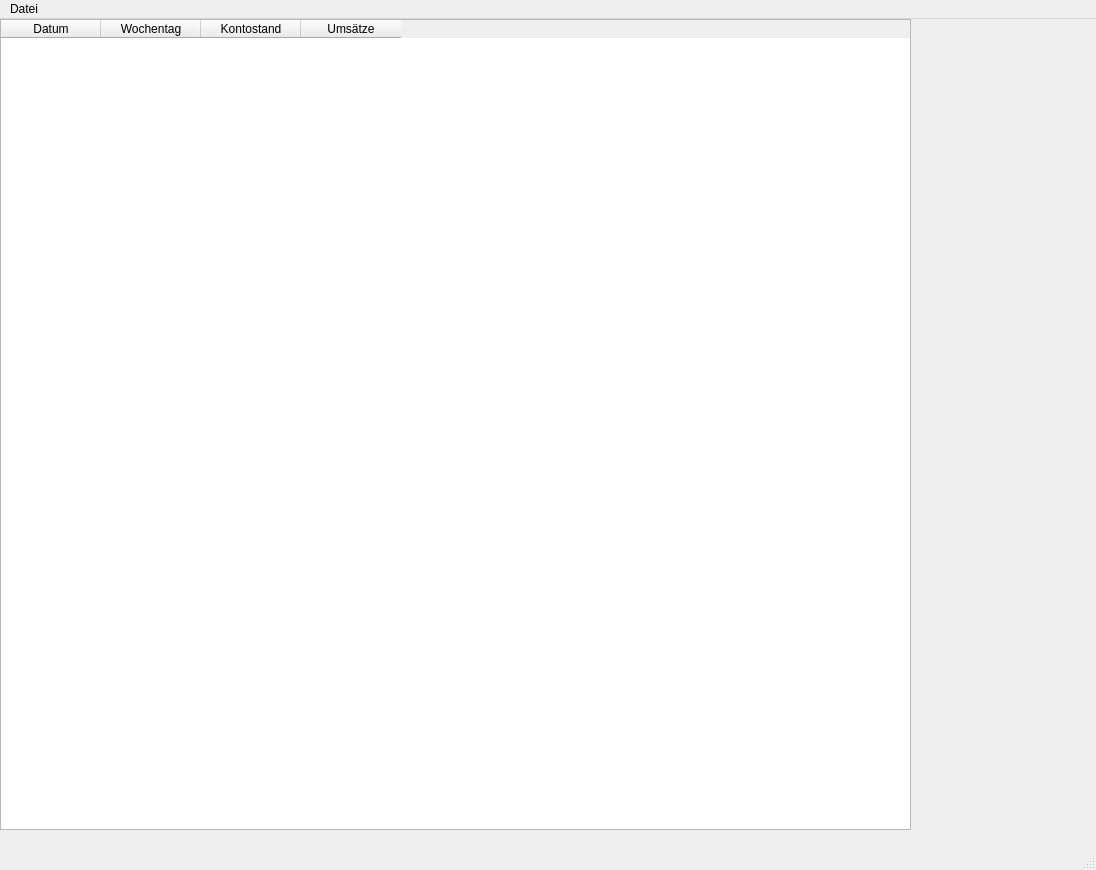
The window that View/src/main/resources/design/ui/mainwindow.ui (marcuskraft/DimeDiaryJavaFx) describes before a commit, drawn with Qt 5.
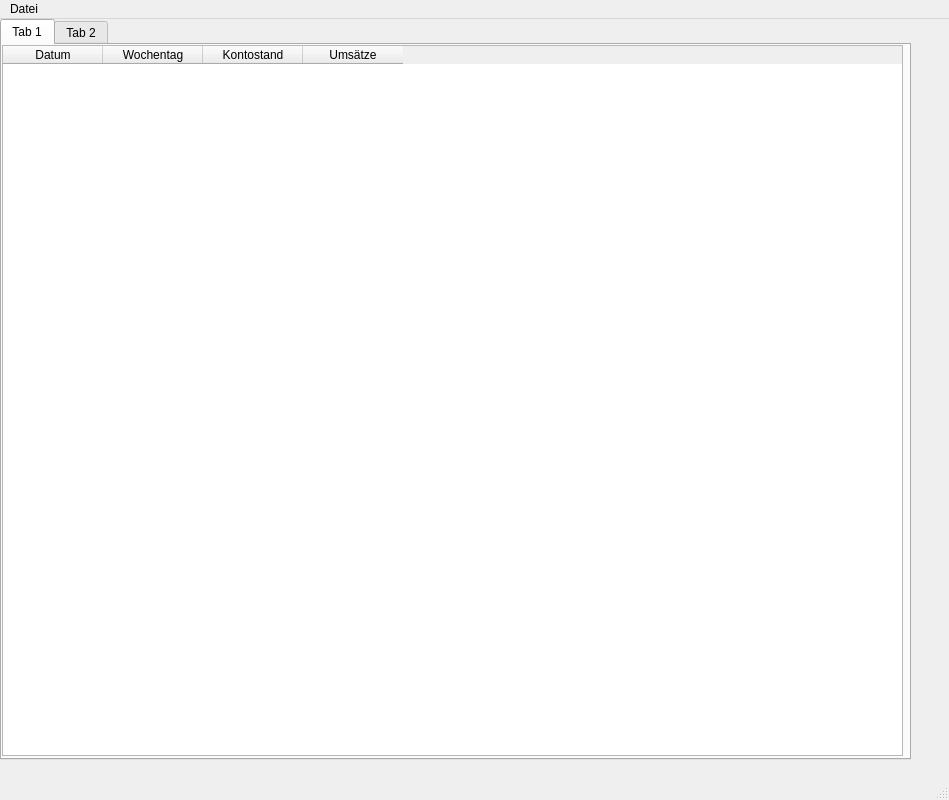
The same window after the commit.

```diff
--- a/View/src/main/resources/design/ui/mainwindow.ui
+++ b/View/src/main/resources/design/ui/mainwindow.ui
@@ -6,37 +6,64 @@
    <rect>
     <x>0</x>
     <y>0</y>
-    <width>1096</width>
-    <height>870</height>
+    <width>949</width>
+    <height>800</height>
    </rect>
   </property>
   <property name="windowTitle">
    <string>MainWindow</string>
   </property>
   <widget class="QWidget" name="centralwidget">
-   <widget class="QTableWidget" name="QTableFinanceOverview">
+   <widget class="QWidget" name="gridLayoutWidget">
+    <property name="geometry">
+     <rect>
+      <x>0</x>
+      <y>0</y>
+      <width>2</width>
+      <height>2</height>
+     </rect>
+    </property>
+    <layout class="QGridLayout" name="gridLayout"/>
+   </widget>
+   <widget class="QTabWidget" name="tabWidget">
     <property name="geometry">
      <rect>
       <x>0</x>
       <y>0</y>
       <width>911</width>
-      <height>811</height>
+      <height>741</height>
      </rect>
     </property>
-    <property name="acceptDrops">
+    <property name="currentIndex">
+     <number>0</number>
+    </property>
+    <property name="tabsClosable">
      <bool>false</bool>
+    </property>
+    <property name="movable">
+     <bool>false</bool>
+    </property>
+    <widget class="QWidget" name="tab">
+     <attribute name="title">
+      <string>Tab 1</string>
+     </attribute>
+     <widget class="QTableWidget" name="tableWidget">
+      <property name="geometry">
+       <rect>
+        <x>0</x>
+        <y>0</y>
+        <width>901</width>
+        <height>711</height>
+       </rect>
     </property>
     <property name="layoutDirection">
      <enum>Qt::LeftToRight</enum>
     </property>
-    <property name="alternatingRowColors">
-     <bool>true</bool>
-    </property>
-    <property name="selectionBehavior">
-     <enum>QAbstractItemView::SelectItems</enum>
-    </property>
-    <property name="sortingEnabled">
-     <bool>true</bool>
+      <property name="rowCount">
+       <number>0</number>
+      </property>
+      <property name="columnCount">
+       <number>4</number>
     </property>
     <column>
      <property name="text">
@@ -60,12 +87,19 @@
     </column>
    </widget>
   </widget>
+    <widget class="QWidget" name="tab_2">
+     <attribute name="title">
+      <string>Tab 2</string>
+     </attribute>
+    </widget>
+   </widget>
+  </widget>
   <widget class="QMenuBar" name="menubar">
    <property name="geometry">
     <rect>
      <x>0</x>
      <y>0</y>
-     <width>1096</width>
+     <width>949</width>
      <height>21</height>
     </rect>
    </property>
```
Left out of the diff: 25 changed lines with no effect on the pictures. Lines whose indentation alone changed are shown as unchanged.
